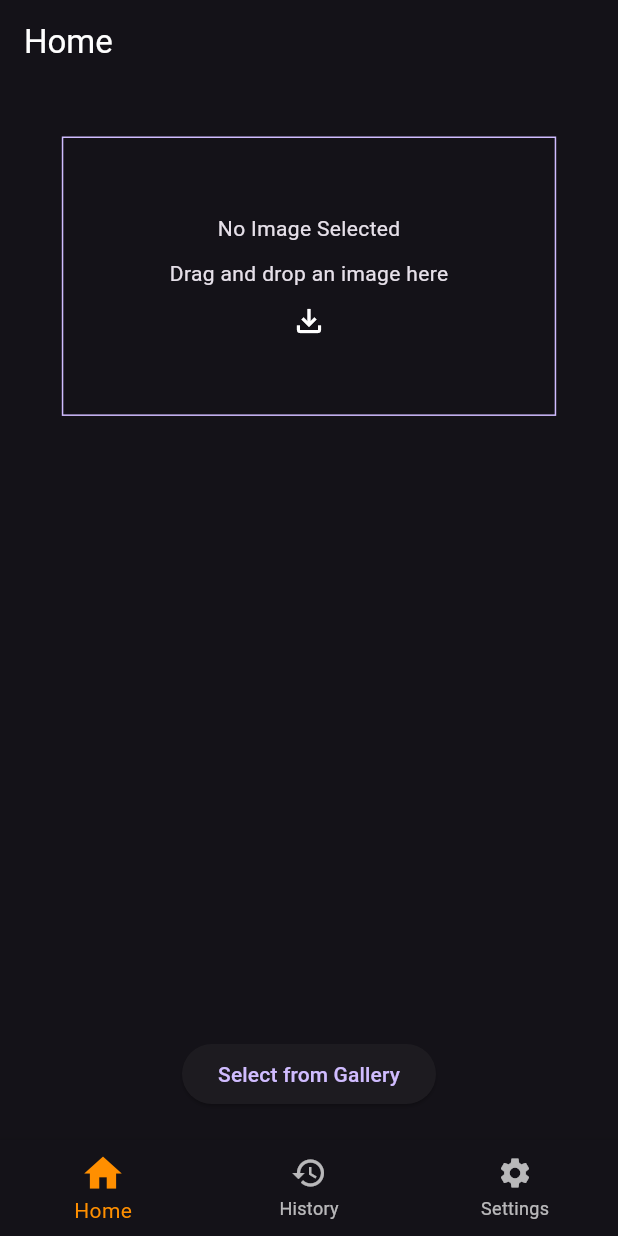
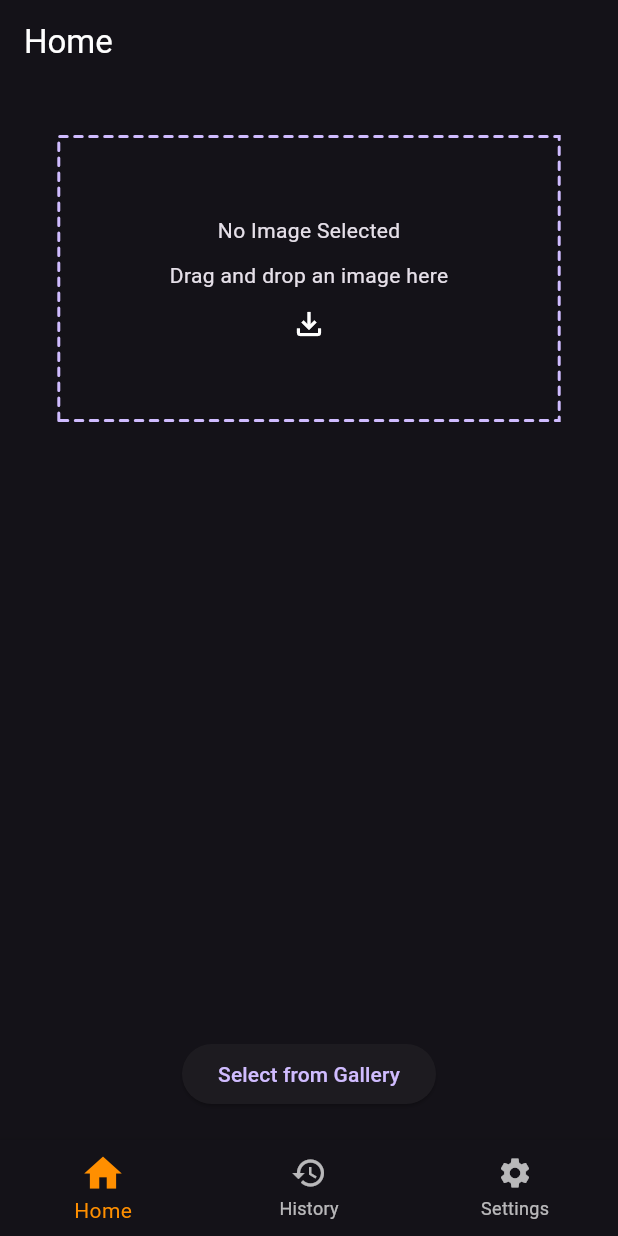
Before and after one commit to OutdatedGuy/Whats-That-Anime, a Flutter app: the screen it shows after launch, on a phone screen of 412 x 824 dp. Run offline on Flutter 3.47's test engine with Material 2 defaults, Android fonts, the phone set to English and light mode, and no system bars; drawn by our look-alikes of dotted_border; our stand-ins replace cached_network_image, chewie, cloud_firestore, firebase_auth, firebase_core, firebase_storage and 8 more; missing offline and left inert: desktop_drop, paginate_firestore; accounts and stored records are empty; generated files the repository leaves out were written again.

Commit message:
FEAT: Show dashed border when no image is selected
- Using dotted_border package

```diff
--- a/lib/pages/HomePage/widgets/image_preview.dart
+++ b/lib/pages/HomePage/widgets/image_preview.dart
@@ -5,6 +5,9 @@ import 'package:image_picker/image_picker.dart';
 
 // Dart Packages
 import 'dart:io';
+
+// Third Party Packages
+import 'package:dotted_border/dotted_border.dart';
 
 class ImagePreview extends StatelessWidget {
   const ImagePreview({
@@ -17,16 +20,16 @@ class ImagePreview extends StatelessWidget {
 
   @override
   Widget build(BuildContext context) {
-    return Container(
+    return DottedBorder(
+      color: Theme.of(context).colorScheme.primary,
+      borderType: BorderType.RRect,
+      strokeWidth: 2,
+      strokeCap: StrokeCap.round,
+      dashPattern: [_image == null ? 5 : 1],
+      child: Container(
         width: MediaQuery.of(context).size.width * 0.8,
         constraints: const BoxConstraints(minWidth: 100, maxWidth: 600),
-      decoration: BoxDecoration(
-        border: Border.all(
-          color: Theme.of(context).colorScheme.primary,
-          width: 1,
-        ),
         color: _image != null ? Colors.black87 : null,
-      ),
         child: AspectRatio(
           aspectRatio: 16 / 9,
           child: Center(
@@ -52,6 +55,7 @@ class ImagePreview extends StatelessWidget {
                       ),
           ),
         ),
+      ),
     );
   }
 }
--- a/pubspec.yaml
+++ b/pubspec.yaml
@@ -78,6 +78,9 @@ dependencies:
   # To drap and drop images
   desktop_drop: ^0.3.3
 
+  # To get dashed border around image preview
+  dotted_border: ^2.0.0+2
+
   # The following adds the Cupertino Icons font to your application.
   # Use with the CupertinoIcons class for iOS style icons.
   cupertino_icons: ^1.0.2
```
Also changed, not shown: pubspec.lock. Lines whose indentation alone changed are shown as unchanged.
